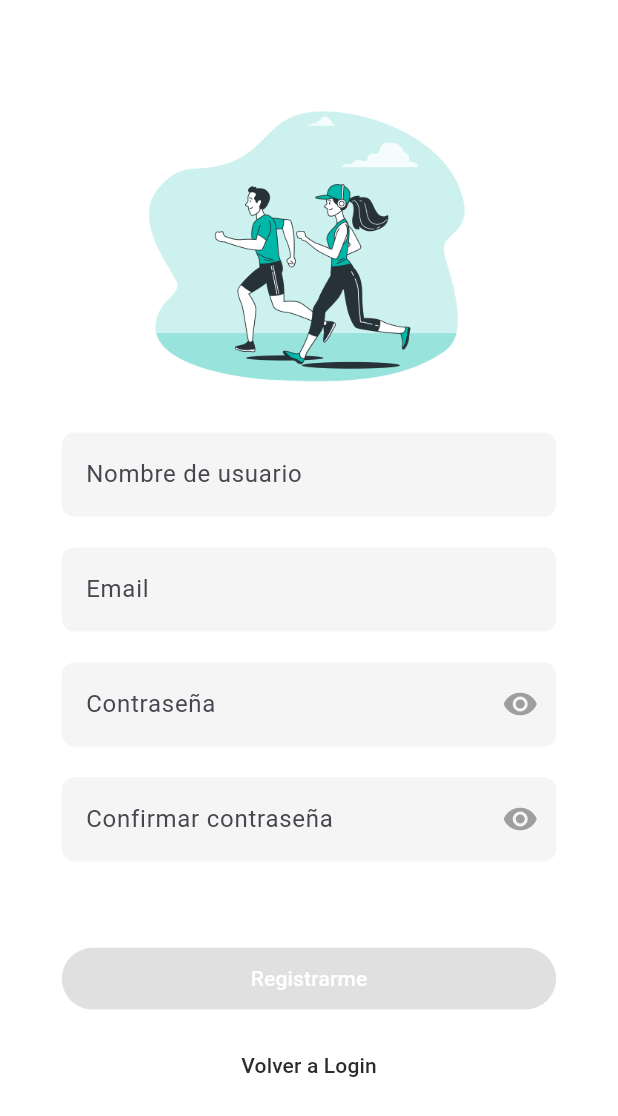
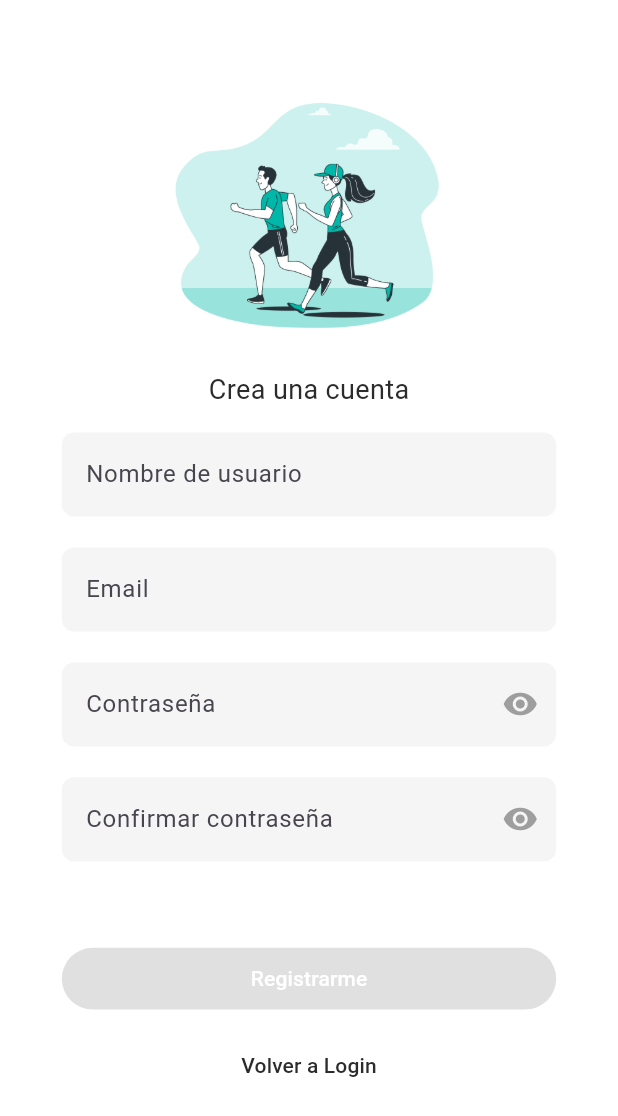
Before and after one commit to cjamar/clases_fit_app, a Flutter app: the screen it shows after launch, after a tap on "Crea una cuenta", on a phone screen of 412 x 824 dp. Shown: the top 1116 px of the screen. Run offline on Flutter 3.47's test engine with Material 3 defaults, Android fonts, the phone set to English and light mode, and no system bars; our stand-ins replace equatable, flutter_bloc, sign_in_button, supabase_flutter; accounts and stored records are empty.

Commit message:
Styling registerPage

```diff
--- a/lib/core/theme/styles_app.dart
+++ b/lib/core/theme/styles_app.dart
@@ -12,4 +12,7 @@ class StylesApp {
   static Color greyColor100 = Colors.grey.shade100;
   static Color greyColor500 = Colors.grey.shade500;
   static Color greyColor600 = Colors.grey.shade600;
+
+  // TextStyles
+  static TextStyle titleTextStyle = TextStyle(fontSize: 18, color: blackColor);
 }
--- a/lib/features/auth/presentation/pages/register_page.dart
+++ b/lib/features/auth/presentation/pages/register_page.dart
@@ -125,7 +125,15 @@ class _RegisterPageState extends State<RegisterPage> {
   _imageRegisterArea(Size size) => Container(
     height: size.height * 0.3,
     margin: EdgeInsets.only(top: size.height * 0.05),
-    child: Center(child: Image(image: AssetImage('assets/images/03.png'))),
+    child: Column(
+      children: [
+        Image(
+          image: AssetImage('assets/images/03.png'),
+          width: size.width * 0.5,
+        ),
+        Text('Crea una cuenta', style: StylesApp.titleTextStyle),
+      ],
+    ),
   );
 
   _formArea(Size size) => Container(
```
